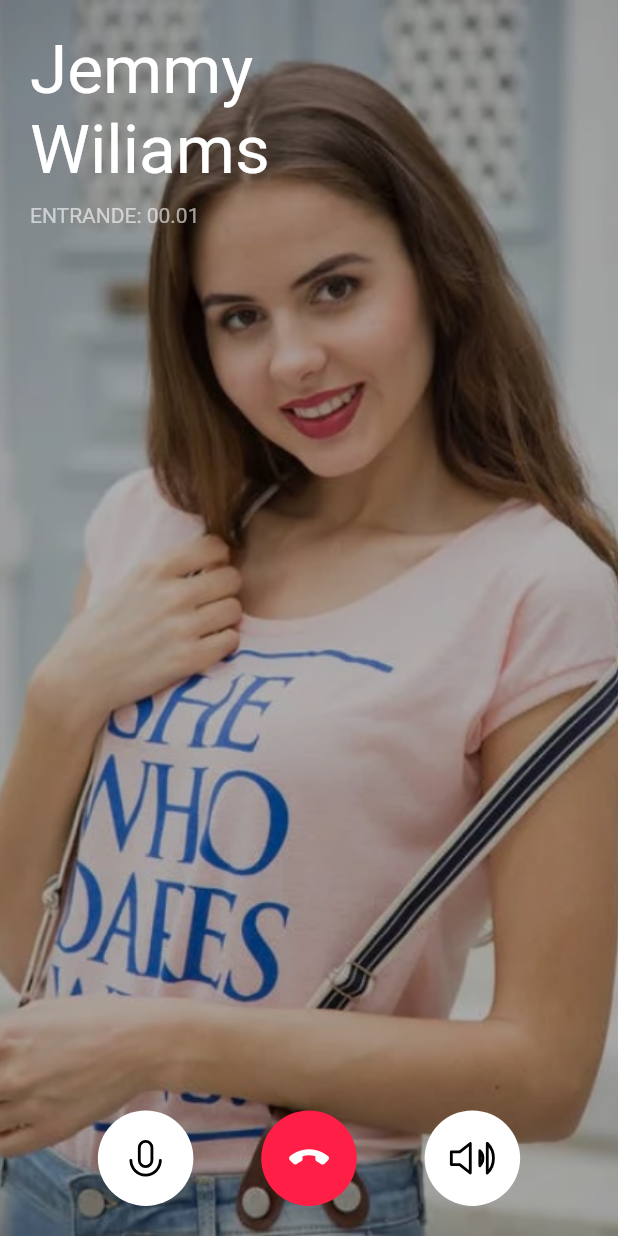
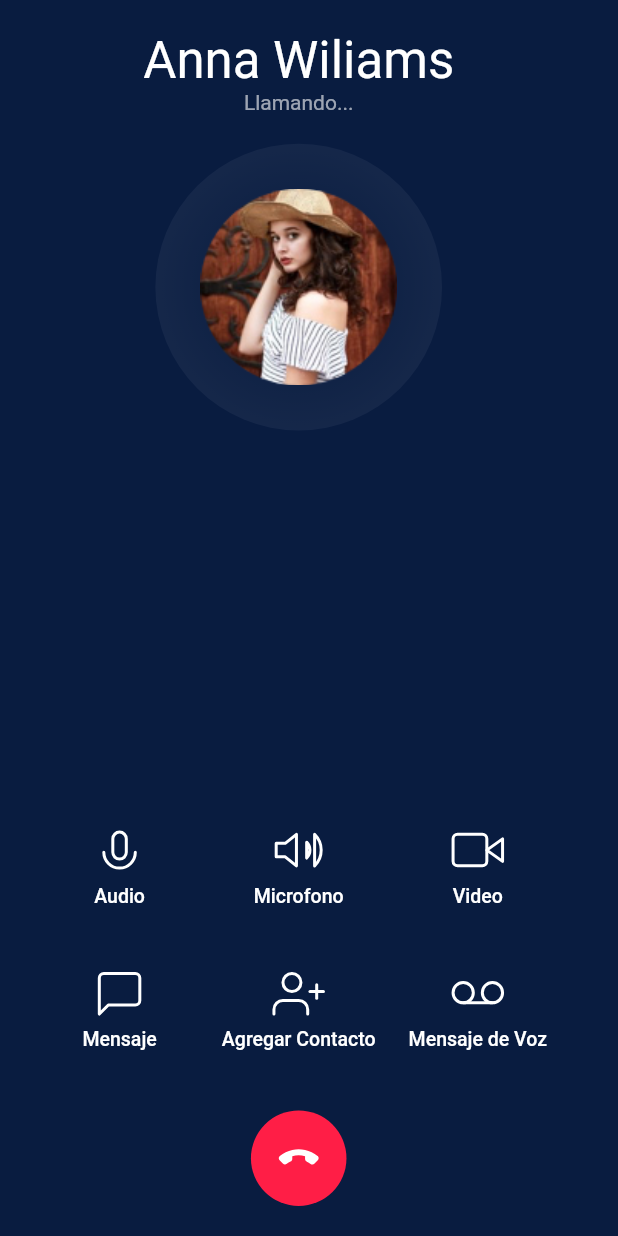
Before and after one commit to efraindrummer/LlamadasFlutter-App, a Flutter app: the screen it shows after launch, on a phone screen of 412 x 824 dp. Run offline on Flutter 3.47's test engine with Material 2 defaults, Android fonts, the phone set to English and light mode, and no system bars; our stand-ins replace flutter_svg.

Commit message:
pantalla setting de llamada lista

```diff
--- /dev/null
+++ b/lib/components/dial_user_pic.dart
@@ -0,0 +1,37 @@
+import 'package:flutter/material.dart';
+
+import '../size_config.dart';
+
+class DialUserPic extends StatelessWidget {
+  const DialUserPic({
+    Key key,
+    this.size = 192,
+    @required this.image,
+  }) : super(key: key);
+
+  final double size;
+  final String image;
+
+  @override
+  Widget build(BuildContext context) {
+    return Container(
+      padding: EdgeInsets.all(30 / 192 * size),
+      height: getProportionateScreenWidth(size),
+      width: getProportionateScreenWidth(size),
+      decoration: BoxDecoration(
+        shape: BoxShape.circle,
+        gradient: RadialGradient(
+          colors: [
+            Colors.white.withOpacity(0.02),
+            Colors.white.withOpacity(0.05)
+          ],
+          stops: [0.5, 1]
+        )
+      ),
+      child: Image.asset(
+        image,
+        fit: BoxFit.cover,
+      ),
+    );
+  }
+}
--- /dev/null
+++ b/lib/components/rounded_button.dart
@@ -0,0 +1,38 @@
+import 'package:flutter/material.dart';
+import 'package:flutter_svg/flutter_svg.dart';
+
+import '../size_config.dart';
+
+class RoundedButton extends StatelessWidget {
+
+  const RoundedButton({
+    Key key,
+    this.size = 64,
+    @required this.iconSrc,
+    @required this.color,
+    @required this.iconColor,
+    @required this.press,
+  }) : super(key: key);
+
+  final double size;
+  final String iconSrc;
+  final Color color, iconColor;
+  final VoidCallback press;
+
+  @override
+  Widget build(BuildContext context) {
+    return SizedBox(
+      height: getProportionateScreenWidth(size),
+      width: getProportionateScreenWidth(size),
+      child: FlatButton(
+        padding: EdgeInsets.all(15 / 64 * size),
+        color: color,
+        shape: RoundedRectangleBorder(
+          borderRadius: BorderRadius.circular(100)
+        ),
+        onPressed: press,
+        child: SvgPicture.asset(iconSrc, color: iconColor)
+      ),
+    );
+  }
+}
--- a/lib/main.dart
+++ b/lib/main.dart
@@ -1,4 +1,4 @@
-import 'package:calling/screens/audioCallWithImage/audio_call_with_image_screen.dart';
+import 'package:calling/screens/dialScreen/dial_screen.dart';
 import 'package:flutter/material.dart';
 
 void main() {
@@ -15,7 +15,7 @@ class MyApp extends StatelessWidget {
       theme: ThemeData(
         visualDensity: VisualDensity.adaptivePlatformDensity,
       ),
-      home: AudioCallWithImage(),
+      home: DialScreen(),
     );
   }
 }
--- /dev/null
+++ b/lib/screens/dialScreen/components/body.dart
@@ -0,0 +1,90 @@
+import 'dart:ui';
+import 'package:calling/components/dial_user_pic.dart';
+import 'package:calling/components/rounded_button.dart';
+import 'package:calling/constants.dart';
+import 'package:flutter/material.dart';
+
+import '../../../size_config.dart';
+import 'dial_button.dart';
+
+class Body extends StatelessWidget {
+
+  @override
+  Widget build(BuildContext context) {
+    return SafeArea(
+      child: Padding(
+        padding: const EdgeInsets.all(20.0),
+        child: Column(
+          children: [
+            Text(
+              "Anna Wiliams",
+              style: Theme.of(context).textTheme.headline4.copyWith(color: Colors.white),
+            ),
+
+            Text(
+              "Llamando...",
+              style: TextStyle(color: Colors.white60)
+            ),
+
+            VerticalSpacing(),
+
+            DialUserPic(image: "assets/images/calling_face.png"),
+
+            Spacer(),
+
+            Wrap(
+              alignment: WrapAlignment.spaceBetween,
+              children: [
+                DialButton(
+                  press: () {},
+                  iconSrc: "assets/icons/Icon Mic.svg",
+                  text: "Audio",
+                ),
+
+                DialButton(
+                  press: () {},
+                  iconSrc: "assets/icons/Icon Volume.svg",
+                  text: "Microfono",
+                ),
+
+                DialButton(
+                  press: () {},
+                  iconSrc: "assets/icons/Icon Video.svg",
+                  text: "Video",
+                ),
+
+                DialButton(
+                  press: () {},
+                  iconSrc: "assets/icons/Icon Message.svg",
+                  text: "Mensaje",
+                ),
+
+                DialButton(
+                  press: () {},
+                  iconSrc: "assets/icons/Icon User.svg",
+                  text: "Agregar Contacto",
+                ),
+
+                DialButton(
+                  press: () {},
+                  iconSrc: "assets/icons/Icon Voicemail.svg",
+                  text: "Mensaje de Voz",
+                ),
+
+              ],
+            ),
+
+            VerticalSpacing(),
+
+            RoundedButton(
+              iconSrc: "assets/icons/call_end.svg",
+              color: kRedColor,
+              iconColor: Colors.white,
+              press: (){},
+            )
+          ],
+        ),
+      ),
+    );
+  }
+}
--- /dev/null
+++ b/lib/screens/dialScreen/components/dial_button.dart
@@ -0,0 +1,41 @@
+import 'package:flutter/material.dart';
+import 'package:flutter_svg/flutter_svg.dart';
+
+import '../../../size_config.dart';
+
+class DialButton extends StatelessWidget {
+  const DialButton({
+    Key key,
+    @required this.iconSrc,
+    @required this.text,
+    @required this.press,
+  }) : super(key: key);
+
+  final String iconSrc, text;
+  final VoidCallback press;
+
+  @override
+  Widget build(BuildContext context) {
+    return SizedBox(
+      width: getProportionateScreenWidth(120),
+      child: FlatButton(
+        padding: EdgeInsets.symmetric(
+          vertical: getProportionateScreenWidth(20)
+        ),
+
+        onPressed: press,
+        child: Column(
+          children: [
+            SvgPicture.asset(
+              iconSrc,
+              color: Colors.white,
+              height: 36,
+            ),
+            VerticalSpacing(of: 5),
+            Text(text, style: TextStyle(color: Colors.white, fontSize: 13))
+          ],
+        ),
+      ),
+    );
+  }
+}
--- /dev/null
+++ b/lib/screens/dialScreen/dial_screen.dart
@@ -0,0 +1,16 @@
+import 'package:calling/screens/dialScreen/components/body.dart';
+import 'package:flutter/material.dart';
+
+import '../../constants.dart';
+import '../../size_config.dart';
+
+class DialScreen extends StatelessWidget {
+  @override
+  Widget build(BuildContext context) {
+    SizeConfig().init(context);
+    return Scaffold(
+      backgroundColor: kBackgoundColor,
+      body: Body(),
+    );
+  }
+}
```
